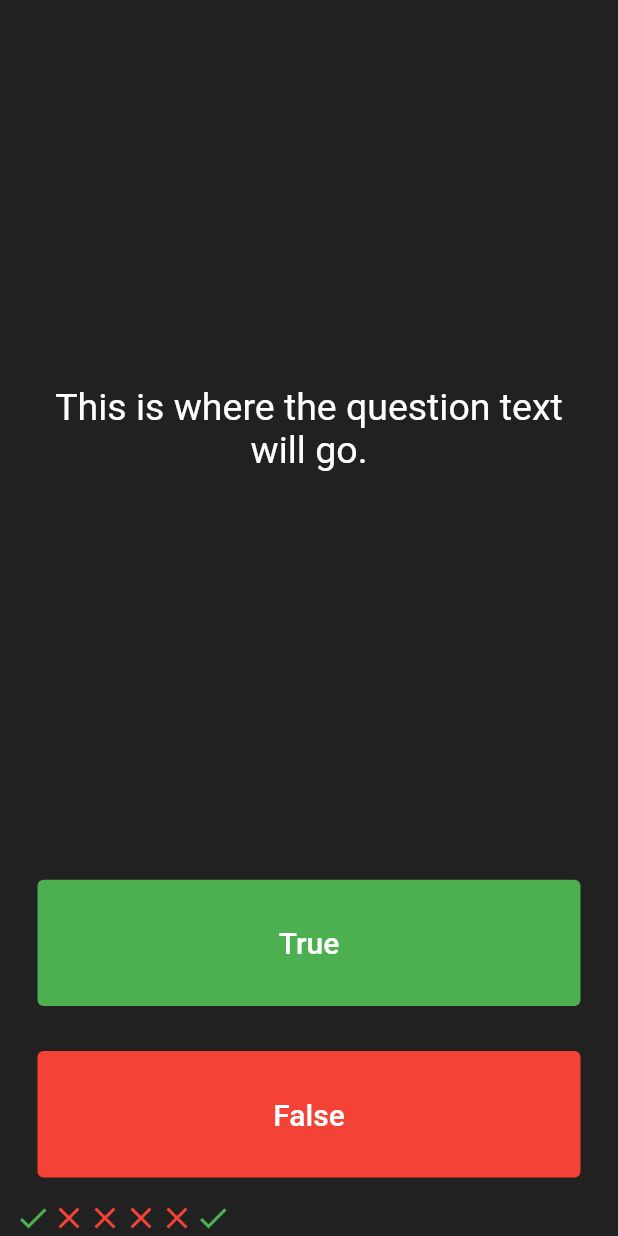
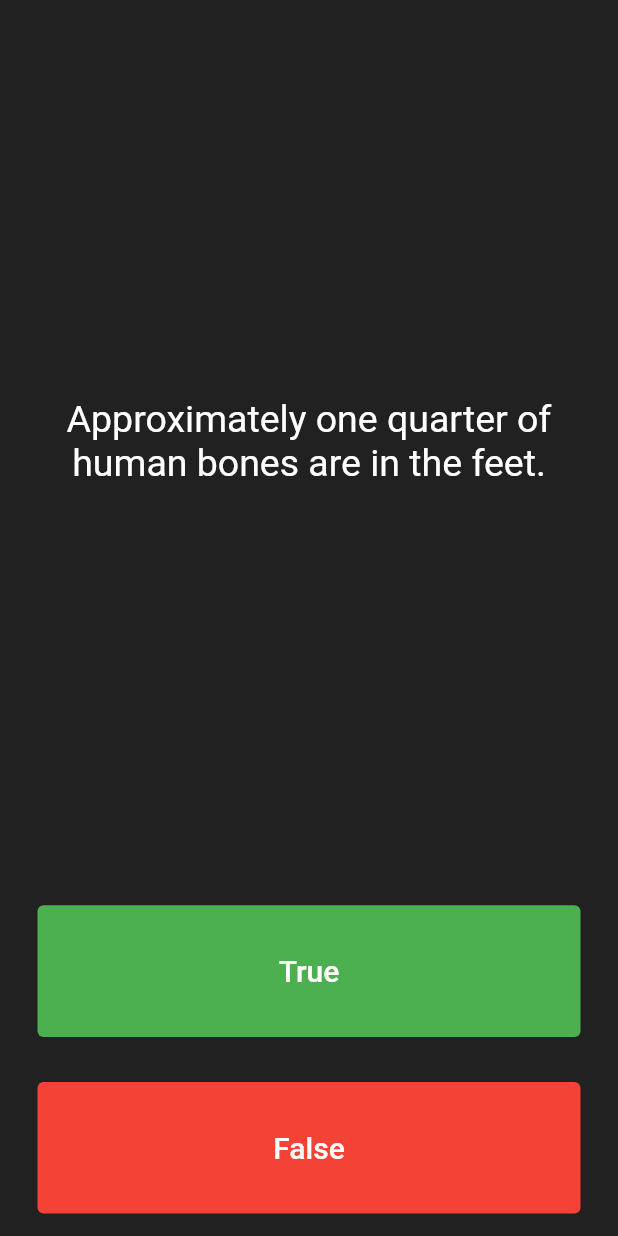
Before and after one commit to marwan04/quizzler, a Flutter app: the screen it shows after launch, after a tap on "True", on a phone screen of 412 x 824 dp. Run offline on Flutter 3.47's test engine with Material 2 defaults, Android fonts, the phone set to English and light mode, and no system bars.

Commit message:
lec 90 done

```diff
--- a/lib/main.dart
+++ b/lib/main.dart
@@ -3,6 +3,8 @@ import 'package:flutter/material.dart';
 void main() => runApp(Quizzler());
 
 class Quizzler extends StatelessWidget {
+
+
   @override
   Widget build(BuildContext context) {
     return MaterialApp(
@@ -26,27 +28,14 @@ class QuizPage extends StatefulWidget {
 
 class _QuizPageState extends State<QuizPage> {
   List <Widget> score = [
-    const Icon(
-      Icons.check,
-      color: Colors.green,
-    ),
-    const Icon(
-      Icons.close,
-      color: Colors.red,
-    ),
-    const Icon(
-      Icons.close,
-      color: Colors.red,
-    ),
-    const Icon(
-      Icons.close,
-      color: Colors.red,
-    ),
-    const Icon(
-      Icons.close,
-      color: Colors.red,
-    ),
+
   ];
+  List <String> questions = [
+  'You can lead a cow down stairs but not up stairs.',
+  'Approximately one quarter of human bones are in the feet.',
+  'A slug\'s blood is green.',
+  ];
+  int num = 0;
 
   @override
   Widget build(BuildContext context) {
@@ -54,15 +43,15 @@ class _QuizPageState extends State<QuizPage> {
       mainAxisAlignment: MainAxisAlignment.spaceBetween,
       crossAxisAlignment: CrossAxisAlignment.stretch,
       children: <Widget>[
-        const Expanded(
+        Expanded(
           flex: 5,
           child: Padding(
-            padding: EdgeInsets.all(10.0),
+            padding:const EdgeInsets.all(10.0),
             child: Center(
               child: Text(
-                'This is where the question text will go.',
+                questions[num],
                 textAlign: TextAlign.center,
-                style: TextStyle(
+                style:const TextStyle(
                   fontSize: 25.0,
                   color: Colors.white,
                 ),
@@ -86,15 +75,8 @@ class _QuizPageState extends State<QuizPage> {
               ),
               onPressed: () {
                 setState(() {
-                  score.add(
-                      const Icon(
-                        Icons.check,
-                        color: Colors.green,
-                      )
-                  );
+                  num++;
                 });
-                //The user picked true.
-
               },
             ),
           ),
@@ -112,7 +94,9 @@ class _QuizPageState extends State<QuizPage> {
                 ),
               ),
               onPressed: () {
-                //The user picked false.
+                setState(() {
+                  num++;
+                });
               },
             ),
           ),
```
